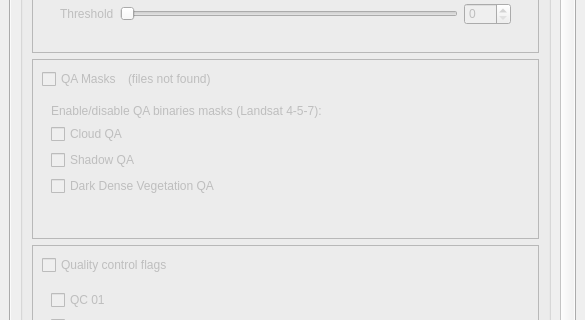
Old version of the form ui/cloud_masking_dockwidget_base.ui in the repository SMByC/CloudMasking; both pictures show x 0 to 585 and y 410 to 730 of the 585 by 845 pixel window.
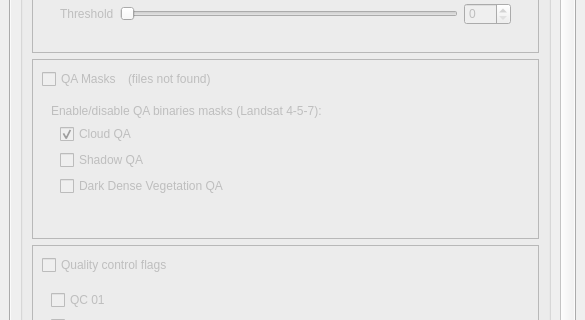
New version of the form. Custom widgets are drawn as their Qt base class.

Commit message: Several adjusts and fixes for QA masks for landsat 4,5,7

```diff
--- a/ui/cloud_masking_dockwidget_base.ui
+++ b/ui/cloud_masking_dockwidget_base.ui
@@ -915,10 +915,22 @@
                       </widget>
                      </item>
                      <item>
+                      <widget class="QWidget" name="widget_15" native="true">
+                       <layout class="QVBoxLayout" name="verticalLayout_23">
+                        <property name="topMargin">
+                         <number>0</number>
+                        </property>
+                        <property name="bottomMargin">
+                         <number>0</number>
+                        </property>
+                        <item>
                       <widget class="QCheckBox" name="checkBox_CloudQA">
                        <property name="text">
                         <string>Cloud QA</string>
                        </property>
+                          <property name="checked">
+                           <bool>true</bool>
+                          </property>
                       </widget>
                      </item>
                      <item>
@@ -938,6 +950,9 @@
                     </layout>
                    </widget>
                   </item>
+                    </layout>
+                   </widget>
+                  </item>
                   <item>
                    <widget class="QWidget" name="widget_QA_Masks_L8" native="true">
                     <layout class="QVBoxLayout" name="verticalLayout_21"/>
```
Left out of the diff: 28 changed lines with no effect on the pictures. Lines whose indentation alone changed are shown as unchanged. The commit also changes 2 other files.
